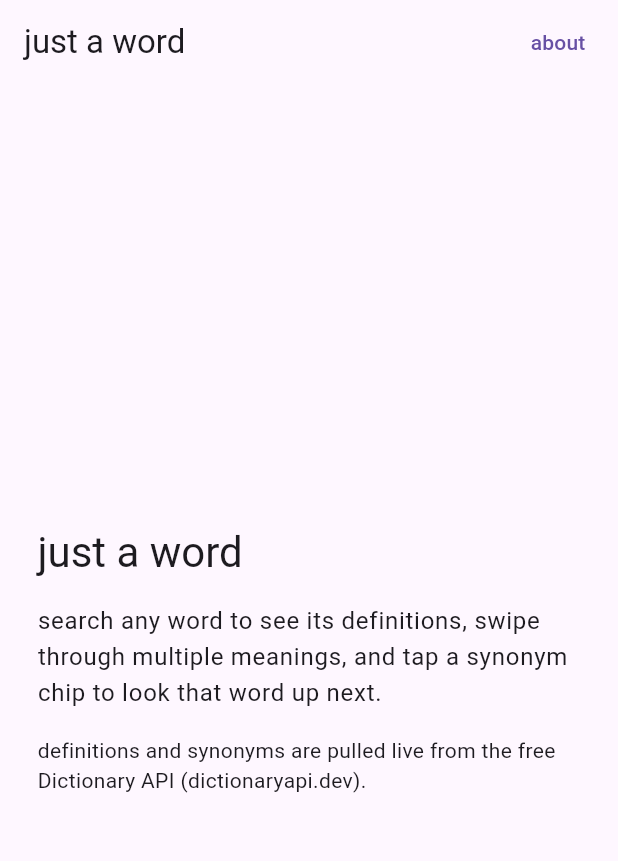
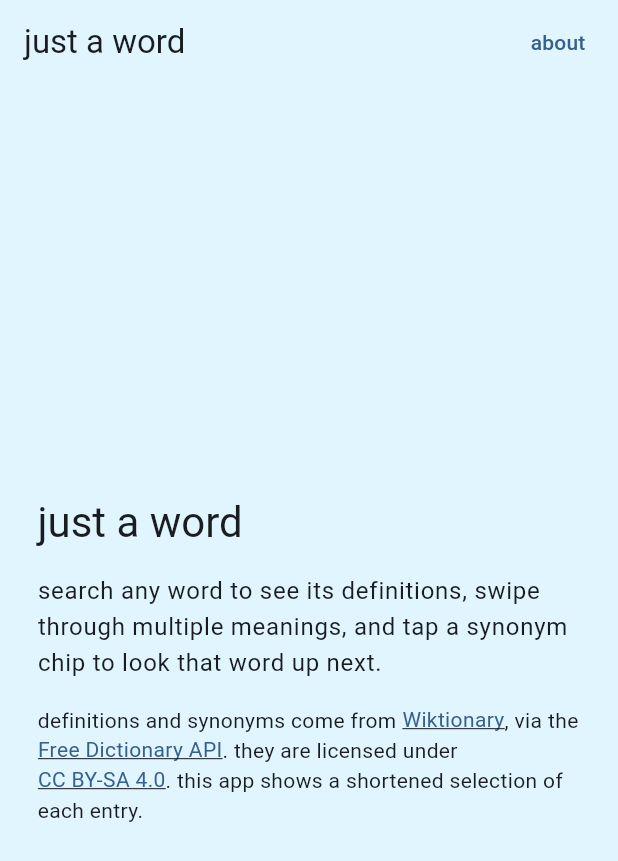
Before and after one commit to colleenkhm/jaw, a Flutter app: the screen it shows after launch, after a tap on "about", on a phone screen of 412 x 824 dp. Shown: the top 861 px of the screen. Run offline on Flutter 3.47's test engine with Material 3 defaults, Android fonts, the phone set to English and light mode, and no system bars.

Commit message:
add proper citations

```diff
--- a/analysis_options.yaml
+++ b/analysis_options.yaml
@@ -7,6 +7,12 @@
 
 # The following line activates a set of recommended lints for Flutter apps,
 # packages, and plugins designed to encourage good coding practices.
+analyzer:
+  exclude:
+    - build/**
+    - android/**
+    - ios/**
+    - web/**
 include: package:flutter_lints/flutter.yaml
 
 linter:
--- a/lib/about_page.dart
+++ b/lib/about_page.dart
@@ -1,5 +1,6 @@
 import 'package:flutter/material.dart';
 import 'app_header.dart';
+import 'link_span.dart';
 
 class AboutPage extends StatelessWidget {
   const AboutPage({super.key});
@@ -29,10 +30,45 @@ class AboutPage extends StatelessWidget {
                   style: Theme.of(context).textTheme.bodyLarge,
                 ),
                 const SizedBox(height: 16),
-                Text(
-                  'definitions and synonyms are pulled live from the free '
-                  'Dictionary API (dictionaryapi.dev).',
-                  style: Theme.of(context).textTheme.bodyMedium,
+                Builder(
+                  builder: (context) {
+                    final style = Theme.of(context).textTheme.bodyMedium;
+                    return Text.rich(
+                      TextSpan(
+                        style: style,
+                        children: [
+                          const TextSpan(
+                            text: 'definitions and synonyms come from ',
+                          ),
+                          linkSpan(
+                            context,
+                            'Wiktionary',
+                            'https://en.wiktionary.org',
+                            style: style,
+                          ),
+                          const TextSpan(text: ', via the '),
+                          linkSpan(
+                            context,
+                            'Free Dictionary API',
+                            'https://freedictionaryapi.com',
+                            style: style,
+                          ),
+                          const TextSpan(text: '. they are licensed under '),
+                          linkSpan(
+                            context,
+                            'CC BY-SA 4.0',
+                            'https://creativecommons.org/licenses/by-sa/4.0/',
+                            style: style,
+                          ),
+                          const TextSpan(
+                            text:
+                                '. this app shows a shortened selection '
+                                'of each entry.',
+                          ),
+                        ],
+                      ),
+                    );
+                  },
                 ),
               ],
             ),
--- /dev/null
+++ b/lib/link_span.dart
@@ -0,0 +1,34 @@
+import 'package:flutter/material.dart';
+import 'package:url_launcher/link.dart';
+
+/// An inline hyperlink for use inside [Text.rich]. Renders a real anchor on
+/// web, so it supports middle-click and "open in new tab".
+WidgetSpan linkSpan(
+  BuildContext context,
+  String text,
+  String url, {
+  TextStyle? style,
+}) {
+  final base = style ?? DefaultTextStyle.of(context).style;
+  return WidgetSpan(
+    alignment: PlaceholderAlignment.baseline,
+    baseline: TextBaseline.alphabetic,
+    child: Link(
+      uri: Uri.parse(url),
+      target: LinkTarget.blank,
+      builder: (context, followLink) => MouseRegion(
+        cursor: SystemMouseCursors.click,
+        child: GestureDetector(
+          onTap: followLink,
+          child: Text(
+            text,
+            style: base.copyWith(
+              color: Theme.of(context).colorScheme.primary,
+              decoration: TextDecoration.underline,
+            ),
+          ),
+        ),
+      ),
+    ),
+  );
+}
--- a/lib/main.dart
+++ b/lib/main.dart
@@ -2,6 +2,7 @@ import 'package:flutter/gestures.dart';
 import 'package:flutter/material.dart';
 import 'about_page.dart';
 import 'app_header.dart';
+import 'link_span.dart';
 import 'utils/word_utils.dart';
 
 void main() {
@@ -16,7 +17,12 @@ class MyApp extends StatelessWidget {
     return MaterialApp(
       debugShowCheckedModeBanner: false,
       title: 'just a word',
-      theme: ThemeData(useMaterial3: true, primarySwatch: Colors.blue),
+      theme: ThemeData(
+        useMaterial3: true,
+        colorScheme: ColorScheme.fromSeed(seedColor: Colors.blue),
+        scaffoldBackgroundColor: Colors.lightBlue[50],
+        appBarTheme: AppBarTheme(backgroundColor: Colors.lightBlue[50]),
+      ),
       home: const HomePage(),
       routes: {'/about': (context) => const AboutPage()},
     );
@@ -120,6 +126,31 @@ class _HomePageState extends State<HomePage> {
     );
   }
 
+  Widget _buildAttribution() {
+    final style = Theme.of(
+      context,
+    ).textTheme.bodySmall?.copyWith(color: Colors.grey.shade600);
+    final wordUrl =
+        'https://en.wiktionary.org/wiki/${Uri.encodeComponent(_word!)}';
+    return Text.rich(
+      TextSpan(
+        style: style,
+        children: [
+          const TextSpan(text: 'from '),
+          linkSpan(context, 'Wiktionary', wordUrl, style: style),
+          const TextSpan(text: ' · '),
+          linkSpan(
+            context,
+            'CC BY-SA 4.0',
+            'https://creativecommons.org/licenses/by-sa/4.0/',
+            style: style,
+          ),
+        ],
+      ),
+      textAlign: TextAlign.center,
+    );
+  }
+
   Future<void> _getWord() async {
     final input = _controller.text.trim();
     if (input.isEmpty) return;
@@ -138,8 +169,14 @@ class _HomePageState extends State<HomePage> {
         _currentPage = 0;
       });
       if (_pageController.hasClients) _pageController.jumpToPage(0);
+    } on WordNotFoundException {
+      setState(() => _error = 'Word not found. Try another one.');
+    } on DictionaryUnavailableException {
+      setState(
+        () => _error = 'Dictionary service unavailable. Try again in a moment.',
+      );
     } catch (_) {
-      setState(() => _error = 'Word not found. Try another one.');
+      setState(() => _error = 'Something went wrong. Try again.');
     } finally {
       setState(() => _loading = false);
     }
@@ -201,6 +238,8 @@ class _HomePageState extends State<HomePage> {
                           .toList(),
                     ),
                   ],
+                  const SizedBox(height: 16),
+                  _buildAttribution(),
                   const SizedBox(height: 24),
                 ],
                 TextField(
--- a/pubspec.yaml
+++ b/pubspec.yaml
@@ -34,6 +34,7 @@ dependencies:
   cupertino_icons: ^1.0.8
   http: ^1.2.0
   shared_preferences: ^2.3.0
+  url_launcher: ^6.3.3
 
 dev_dependencies:
   flutter_test:
```
Also changed, not shown: lib/utils/word_utils.dart (+58 -22 lines), pubspec.lock, 1 other file.
